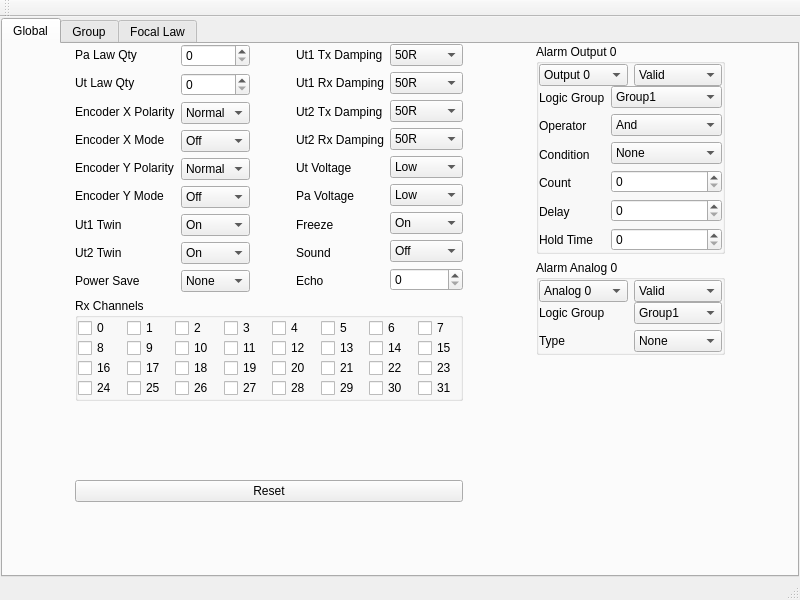
Old version of the form fpga/test_fpga/mainwindow.ui in the repository 15903016222/Voice.
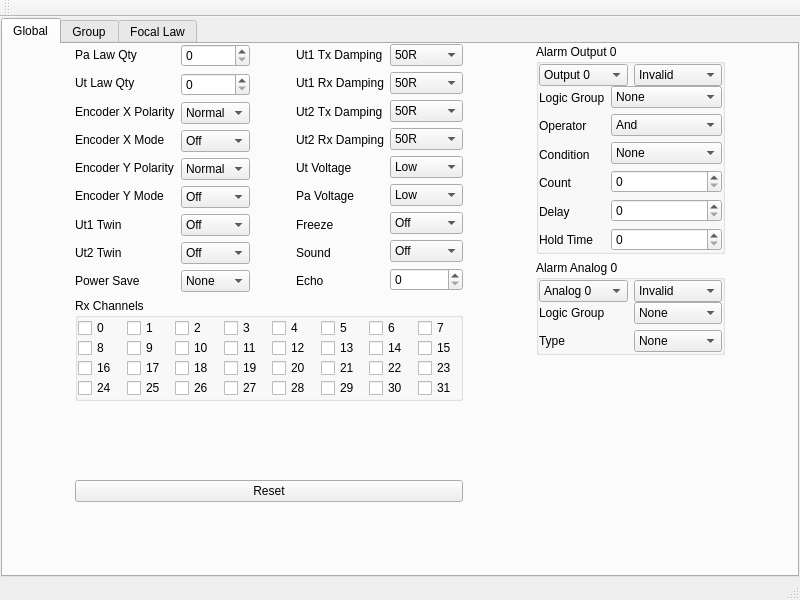
New version of the form. The open tabs and pages were chosen to show the change.

What changed in the file:
```diff
--- a/fpga/test_fpga/mainwindow.ui
+++ b/fpga/test_fpga/mainwindow.ui
@@ -292,7 +292,7 @@
                  <widget class="QComboBox" name="comboBoxUt1Twin">
                   <item>
                    <property name="text">
-                    <string>On</string>
+                    <string>Off</string>
                    </property>
                   </item>
                   <item>
@@ -306,7 +306,7 @@
                  <widget class="QComboBox" name="comboBoxUt2Twin">
                   <item>
                    <property name="text">
-                    <string>On</string>
+                    <string>Off</string>
                    </property>
                   </item>
                   <item>
@@ -578,7 +578,7 @@
                  <widget class="QComboBox" name="comboBoxFreeze">
                   <item>
                    <property name="text">
-                    <string>On</string>
+                    <string>Off</string>
                    </property>
                   </item>
                   <item>
@@ -996,7 +996,7 @@
                 <widget class="QComboBox" name="comboBoxAlarmOutputValid">
                  <item>
                   <property name="text">
-                   <string>Valid</string>
+                   <string>Invalid</string>
                   </property>
                  </item>
                  <item>
@@ -1078,6 +1078,11 @@
                 <layout class="QVBoxLayout" name="verticalLayout_3">
                  <item>
                   <widget class="QComboBox" name="comboBoxAlarmOutputLogicGroup">
+                   <item>
+                    <property name="text">
+                     <string>None</string>
+                    </property>
+                   </item>
                    <item>
                     <property name="text">
                      <string>Group1</string>
@@ -1211,7 +1216,7 @@
                 <widget class="QComboBox" name="comboBoxAlarmAnalogValid">
                  <item>
                   <property name="text">
-                   <string>Valid</string>
+                   <string>Invalid</string>
                   </property>
                  </item>
                  <item>
@@ -1252,7 +1257,12 @@
                <item>
                 <layout class="QVBoxLayout" name="verticalLayout_7">
                  <item>
-                  <widget class="QComboBox" name="comboBoxSoundAlarmAnalogLogicGroup">
+                  <widget class="QComboBox" name="comboBoxAlarmAnalogLogicGroup">
+                   <item>
+                    <property name="text">
+                     <string>None</string>
+                    </property>
+                   </item>
                    <item>
                     <property name="text">
                      <string>Group1</string>
```
Left out of the diff: 14 changed lines with no effect on the pictures.
